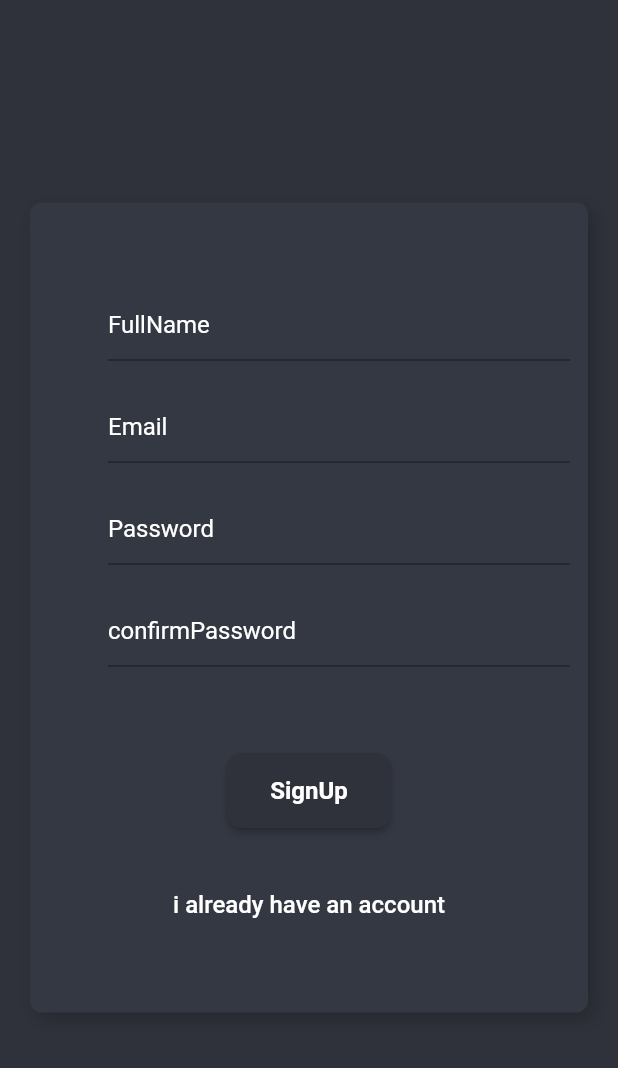
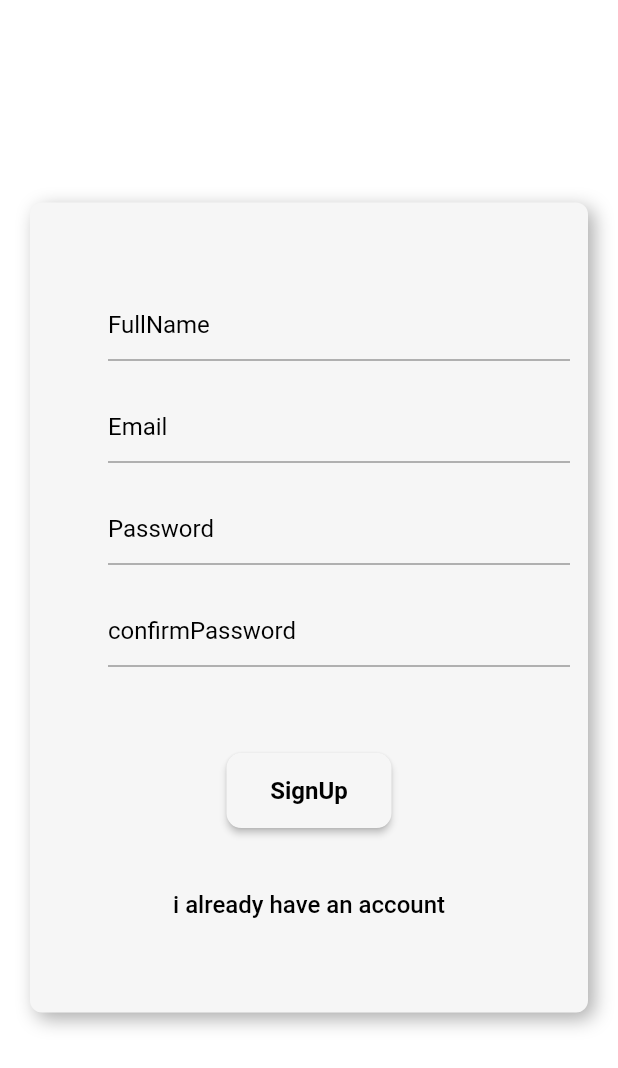
Before and after one commit to AssarBaloch/E-commerce-App-White-Color, a Flutter app: the screen it shows after launch, after a tap on "Create new account", on a phone screen of 412 x 824 dp. Shown: the top 1068 px of the screen. Run offline on Flutter 3.47's test engine with Material 2 defaults, Android fonts, the phone set to English and light mode, and no system bars; our stand-ins replace carousel_pro, cloud_firestore, firebase_auth, firebase_core, firebase_storage, image_picker and 1 more; accounts and stored records are empty.

Commit message:
Finish My App

```diff
--- a/lib/main.dart
+++ b/lib/main.dart
@@ -6,6 +6,7 @@ import 'package:food_app/provider/myprovider.dart';
 import 'package:food_app/screen/home_screen.dart';
 import 'package:food_app/screen/login_page.dart';
 import 'package:food_app/test/home_pages.dart';
+import 'package:food_app/test/multiPa_language.dart';
 import 'package:provider/provider.dart';
 
 void main() async {
@@ -32,6 +33,7 @@ class MyApp extends StatelessWidget {
           scaffoldBackgroundColor: Colors.white,
           primaryColor: Colors.white,
           accentColor: Color(0xfff6f6f6),
+          buttonColor: Color(0xffff5e2f),
         ),
         home: StreamBuilder(
           builder: (ctx, snapShot) {
--- a/lib/provider/myprovider.dart
+++ b/lib/provider/myprovider.dart
@@ -267,6 +267,7 @@ class MyProvider with ChangeNotifier {
                   'OrderPrice': e.cartPrice,
                   'OrderTotalPrice': orderTotal,
                   'OrderQuantuty': e.cartQuantity,
+                  'OrderColor':e.cartColor,
                 },
               )
               .toList(),
@@ -287,8 +288,4 @@ class MyProvider with ChangeNotifier {
     }
   }
 
-  get counter {
-    int count = 0;
-    return count++;
-  }
 }
--- a/lib/screen/carts_screen.dart
+++ b/lib/screen/carts_screen.dart
@@ -14,7 +14,6 @@ class CartScreen extends StatelessWidget {
         height: 50,
         width: 350,
         child: RaisedButton(
-          color: Colors.orange,
           onPressed: myProvider.getTotalCount() <= 0
               ? null
               : () async {
@@ -43,7 +42,7 @@ class CartScreen extends StatelessWidget {
                 ),
               ),
               SizedBox(
-                width: 50,
+                width: 85,
               ),
               Text(
                 '\$${subTotal.toString()}',
--- a/lib/screen/detail_screen.dart
+++ b/lib/screen/detail_screen.dart
@@ -195,7 +195,6 @@ class _DetailScreenState extends State<DetailScreen> {
       height: 58,
       width: 290,
       child: RaisedButton(
-        color: Color(0xffff5e2f),
         shape: RoundedRectangleBorder(
           borderRadius: BorderRadius.circular(20),
         ),
--- a/lib/screen/login_page.dart
+++ b/lib/screen/login_page.dart
@@ -109,7 +109,7 @@ class _LoginPageState extends State<LoginPage> {
         children: <Widget>[
           Container(
             decoration: BoxDecoration(
-                color: Color(0xff343843),
+                color: Theme.of(context).accentColor,
                 boxShadow: [
                   BoxShadow(
                     color: Color.fromARGB(
@@ -175,10 +175,8 @@ class _LoginPageState extends State<LoginPage> {
               ? Container(
                   width: 110,
                   child: MyRasiedButton(
-                    colors: Color(
-                      0xff2f323b,
-                    ),
-                    textColors: Colors.white,
+                    colors: Theme.of(context).accentColor,
+                    textColors: Colors.black,
                     buttonText: 'Login',
                     whenPrassed: () {
                       checkValid();
@@ -208,7 +206,7 @@ class _LoginPageState extends State<LoginPage> {
                         },
                         child: Text(
                           'Create new account',
-                          style: TextStyle(fontSize: 16, color: Colors.white),
+                          style: TextStyle(fontSize: 16, color: Colors.black),
                         ),
                       ),
                     ),
@@ -225,9 +223,6 @@ class _LoginPageState extends State<LoginPage> {
   @override
   Widget build(BuildContext context) {
     return Scaffold(
-      backgroundColor: Color(
-        0xff2f323b,
-      ),
       key: myKey,
       body: Form(
         child: SafeArea(
--- a/lib/screen/send_mail.dart
+++ b/lib/screen/send_mail.dart
@@ -98,7 +98,6 @@ class _SendMailState extends State<SendMail> {
   Widget build(BuildContext context) {
     return Scaffold(
       floatingActionButton: FloatingActionButton(
-        backgroundColor: Theme.of(context).accentColor,
         onPressed: () {
           sendMessage();
         },
--- a/lib/screen/signup.dart
+++ b/lib/screen/signup.dart
@@ -180,7 +180,7 @@ class _SignUpPageState extends State<SignUpPage> {
                   ),
                 ),
               ],
-              color: Color(0xff343843),
+              color: Theme.of(context).accentColor,
               borderRadius: BorderRadius.circular(8),
             ),
             height: 540,
@@ -243,8 +243,8 @@ class _SignUpPageState extends State<SignUpPage> {
               ? Container(
                   width: 110,
                   child: MyRasiedButton(
-                    colors: Color(0xff2f323b),
-                    textColors: Colors.white,
+                    colors: Theme.of(context).accentColor,
+                    textColors: Colors.black,
                     buttonText: 'SignUp',
                     whenPrassed: () async {
                       checkValid();
@@ -276,7 +276,7 @@ class _SignUpPageState extends State<SignUpPage> {
                           'i already have an account',
                           style: TextStyle(
                             fontSize: 16,
-                            color: Colors.white,
+                            color: Colors.black,
                           ),
                         ),
                       ),
@@ -294,7 +294,6 @@ class _SignUpPageState extends State<SignUpPage> {
   @override
   Widget build(BuildContext context) {
     return Scaffold(
-      backgroundColor: Color(0xff2f323b),
       key: myKey,
       body: Form(
         child: SafeArea(
--- a/lib/widgets/signup_login_textfeild.dart
+++ b/lib/widgets/signup_login_textfeild.dart
@@ -19,19 +19,19 @@ class SignUpAndLoginTextFeild extends StatelessWidget {
     return Padding(
       padding: const EdgeInsets.symmetric(vertical: 10),
       child: TextField(
-        style: TextStyle(color: Colors.white),
+        style: TextStyle(color: Colors.black),
         controller: controller,
         keyboardType: keyborad,
         obscureText: obscureText,
         decoration: InputDecoration(
-          counterStyle: TextStyle(color: Colors.white),
-          focusColor: Colors.white,
+          counterStyle: TextStyle(color: Colors.black),
+          focusColor: Colors.black,
           icon: Icon(
             iconData,
-            color: Colors.white,
+            color: Colors.black,
           ),
           hintStyle: TextStyle(
-            color: Colors.white,
+            color: Colors.black,
           ),
           hintText: name,
         ),
```
Also changed, not shown: lib/screen/home_screen.dart (+0 -10 lines), 1 other file.
